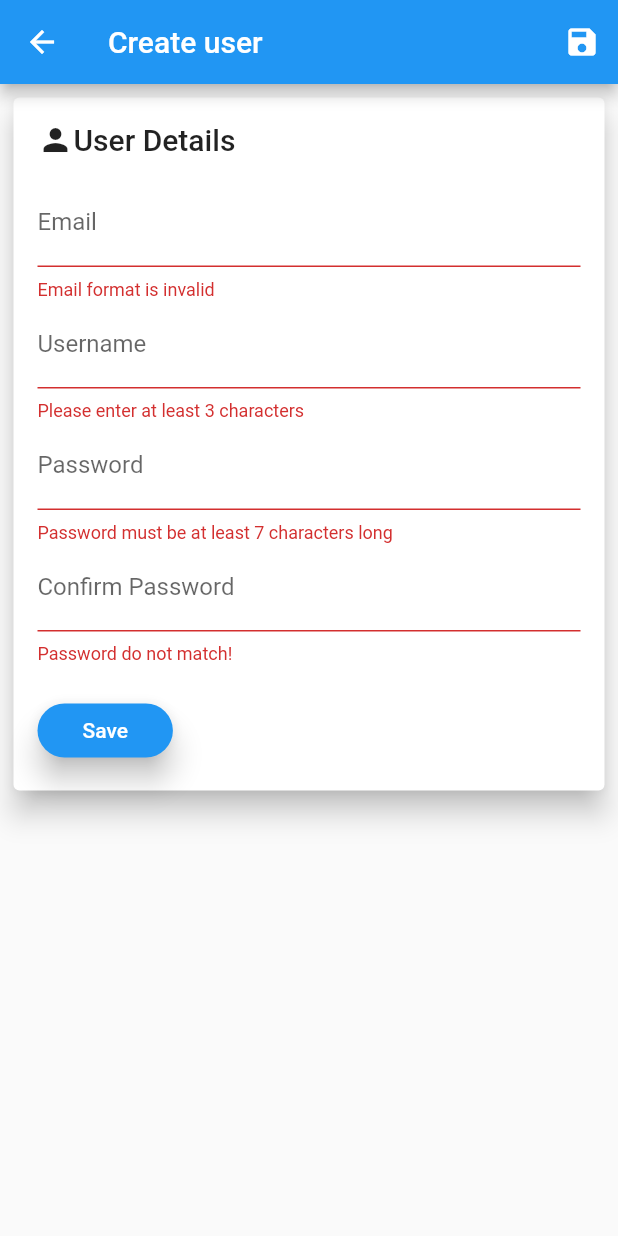
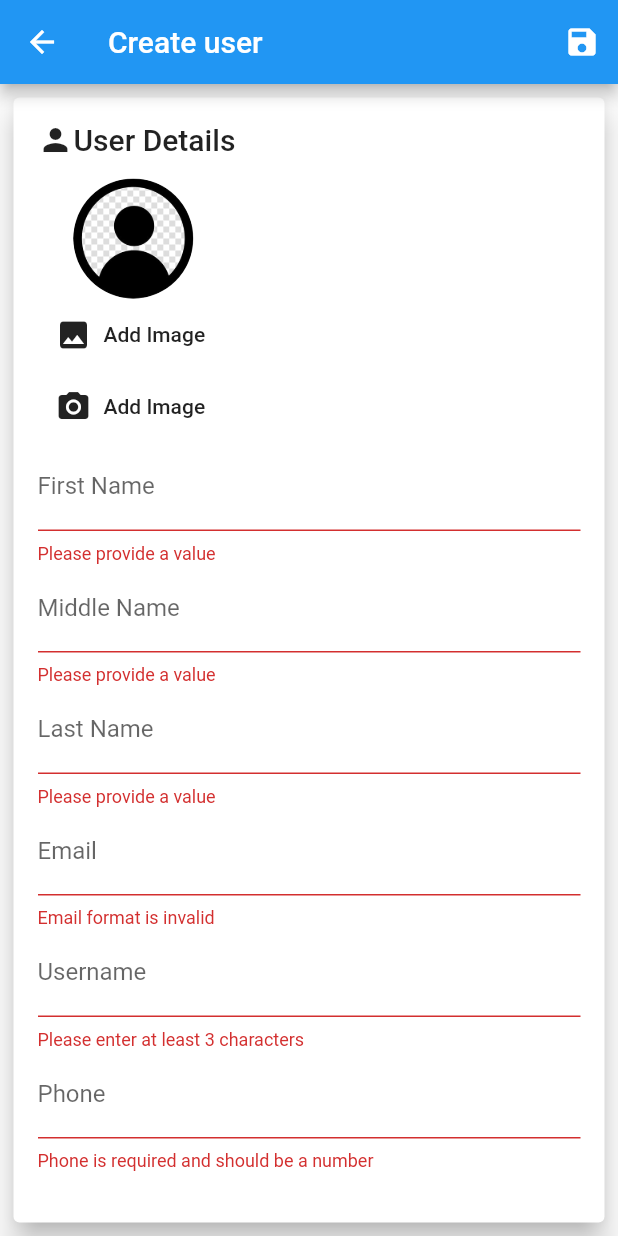
Before and after one commit to fengzhu1980/sunrise_job_management, a Flutter app: the EditUserPage screen opened by its route, after a tap on the "save" icon, on a phone screen of 412 x 824 dp. Run offline on Flutter 3.47's test engine with Material 2 defaults, Android fonts, the phone set to English and light mode, and no system bars; our stand-ins replace cloud_firestore, firebase_auth, image_picker; accounts and stored records are empty.

Commit message:
Add user avatar picker.

```diff
--- a/lib/pages/edit_user_page.dart
+++ b/lib/pages/edit_user_page.dart
@@ -1,6 +1,8 @@
 import 'package:cloud_firestore/cloud_firestore.dart';
 import 'package:flutter/material.dart';
+import 'package:image_picker/image_picker.dart';
 import 'package:sunrise_job_management/models/user.dart';
+import 'package:sunrise_job_management/widgets/public/user_avatar_picker.dart';
 
 class EditUserPage extends StatefulWidget {
   static const routeName = '/edit-user';
@@ -15,6 +17,7 @@ class EditUserPage extends StatefulWidget {
 class _EditUserPageState extends State<EditUserPage> {
   final GlobalKey<ScaffoldState> scaffoldKey = GlobalKey<ScaffoldState>();
   var _appBarTitle = 'Create user';
+  PickedFile _userImageFile;
   User _editUser = User(
       id: null,
       email: '',
@@ -36,6 +39,10 @@ class _EditUserPageState extends State<EditUserPage> {
       _appBarTitle = 'Edit user';
       _editUser = widget.userData;
     }
+  }
+
+  void _pickedImage(PickedFile image) {
+    _userImageFile = image;
   }
 
   void _trySubmit() async {
@@ -104,6 +111,28 @@ class _EditUserPageState extends State<EditUserPage> {
                         ],
                       ),
                     ),
+                    UserAvatarPicker(_pickedImage),
+                    TextFormField(
+                      decoration: InputDecoration(labelText: 'First Name'),
+                      textCapitalization: TextCapitalization.words,
+                      initialValue: _editUser.firstName,
+                      validator: _generalValidator,
+                      onSaved: (value) => _editUser.firstName = value,
+                    ),
+                    TextFormField(
+                      decoration: InputDecoration(labelText: 'Middle Name'),
+                      textCapitalization: TextCapitalization.words,
+                      initialValue: _editUser.middleName,
+                      validator: _generalValidator,
+                      onSaved: (value) => _editUser.middleName = value,
+                    ),
+                    TextFormField(
+                      decoration: InputDecoration(labelText: 'Last Name'),
+                      textCapitalization: TextCapitalization.words,
+                      initialValue: _editUser.lastName,
+                      validator: _generalValidator,
+                      onSaved: (value) => _editUser.lastName = value,
+                    ),
                     TextFormField(
                       key: ValueKey('email'),
                       decoration: InputDecoration(labelText: 'Email'),
@@ -125,6 +154,16 @@ class _EditUserPageState extends State<EditUserPage> {
                         return null;
                       },
                       onSaved: (value) => _editUser.username = value,
+                    ),
+                    TextFormField(
+                      decoration: InputDecoration(labelText: 'Phone'),
+                      keyboardType: TextInputType.number,
+                      validator: (value) {
+                        if (value.isEmpty || !RegExp(r'^(((\+?64\s*[-\.]?[3-9]|\(?0[3-9]\)?)\s*[-\.]?\d{3}\s*[-\.]?\d{4})|((\+?64\s*[-\.\(]?2\d{1}[-\.\)]?|\(?02\d{1}\)?)\s*[-\.]?\d{3}\s*[-\.]?\d{3,5})|((\+?64\s*[-\.]?[-\.\(]?800[-\.\)]?|[-\.\(]?0800[-\.\)]?)\s*[-\.]?\d{3}\s*[-\.]?(\d{2}|\d{5})))$').hasMatch(value)) {
+                          return 'Phone is required and should be a number';
+                        }
+                        return null;
+                      },
                     ),
                     TextFormField(
                       key: ValueKey('password'),
--- /dev/null
+++ b/lib/widgets/public/user_avatar_picker.dart
@@ -0,0 +1,55 @@
+import 'dart:io';
+
+import 'package:flutter/material.dart';
+import 'package:image_picker/image_picker.dart';
+
+class UserAvatarPicker extends StatefulWidget {
+  UserAvatarPicker(this.imagePickFn);
+
+  final void Function(PickedFile pickedImage) imagePickFn;
+
+  @override
+  _UserAvatarPickerState createState() => _UserAvatarPickerState();
+}
+
+class _UserAvatarPickerState extends State<UserAvatarPicker> {
+  PickedFile _pickedImage;
+
+  final ImagePicker _picker = ImagePicker();
+
+  void _pickImage(ImageSource source) async {
+    final pickedImageFile = await _picker.getImage(
+      source: source,
+      imageQuality: 50,
+      maxWidth: 150,
+    );
+    setState(() {
+      _pickedImage = pickedImageFile;
+    });
+    widget.imagePickFn(pickedImageFile);
+  }
+
+  @override
+  Widget build(BuildContext context) {
+    return Column(
+      children: [
+        CircleAvatar(
+          radius: 40,
+          backgroundColor: Colors.grey,
+          backgroundImage:
+              _pickedImage != null ? FileImage(File(_pickedImage.path)) : AssetImage('images/avatar.jpg'),
+        ),
+        FlatButton.icon(
+          onPressed: () => _pickImage(ImageSource.gallery),
+          icon: Icon(Icons.image),
+          label: Text('Add Image'),
+        ),
+        FlatButton.icon(
+          onPressed: () => _pickImage(ImageSource.camera),
+          icon: Icon(Icons.camera_alt),
+          label: Text('Add Image'),
+        ),
+      ],
+    );
+  }
+}
--- a/pubspec.yaml
+++ b/pubspec.yaml
@@ -33,6 +33,7 @@ dependencies:
   firebase_storage: ^3.1.6
   shared_preferences: ^0.5.7+3
   intl: ^0.16.1
+  image_picker: ^0.6.7+2
 
 dev_dependencies:
   flutter_test:
@@ -50,8 +51,8 @@ flutter:
   uses-material-design: true
 
   # To add assets to your application, add an assets section, like this:
-  # assets:
-  #   - images/a_dot_burr.jpeg
+  assets:
+    - images/avatar.jpg
   #   - images/a_dot_ham.jpeg
 
   # An image asset can refer to one or more resolution-specific "variants", see
```
Also changed, not shown: images/avatar.jpg (added), pubspec.lock.
